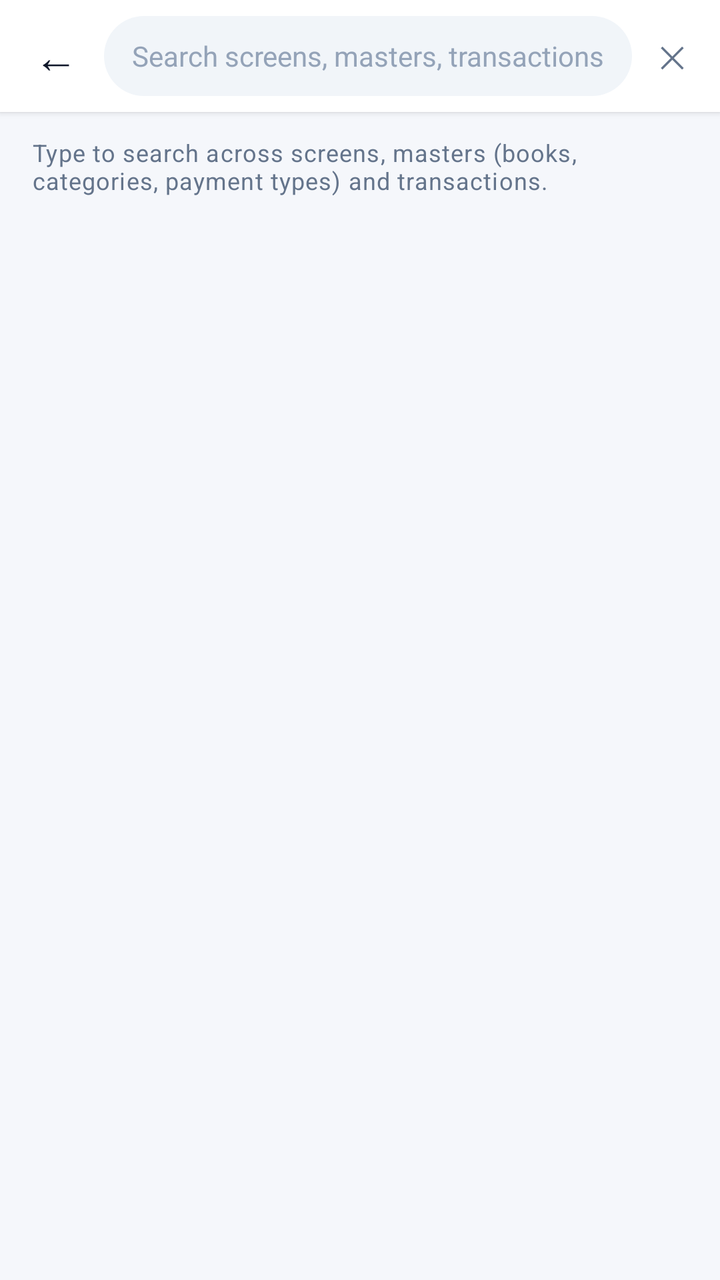
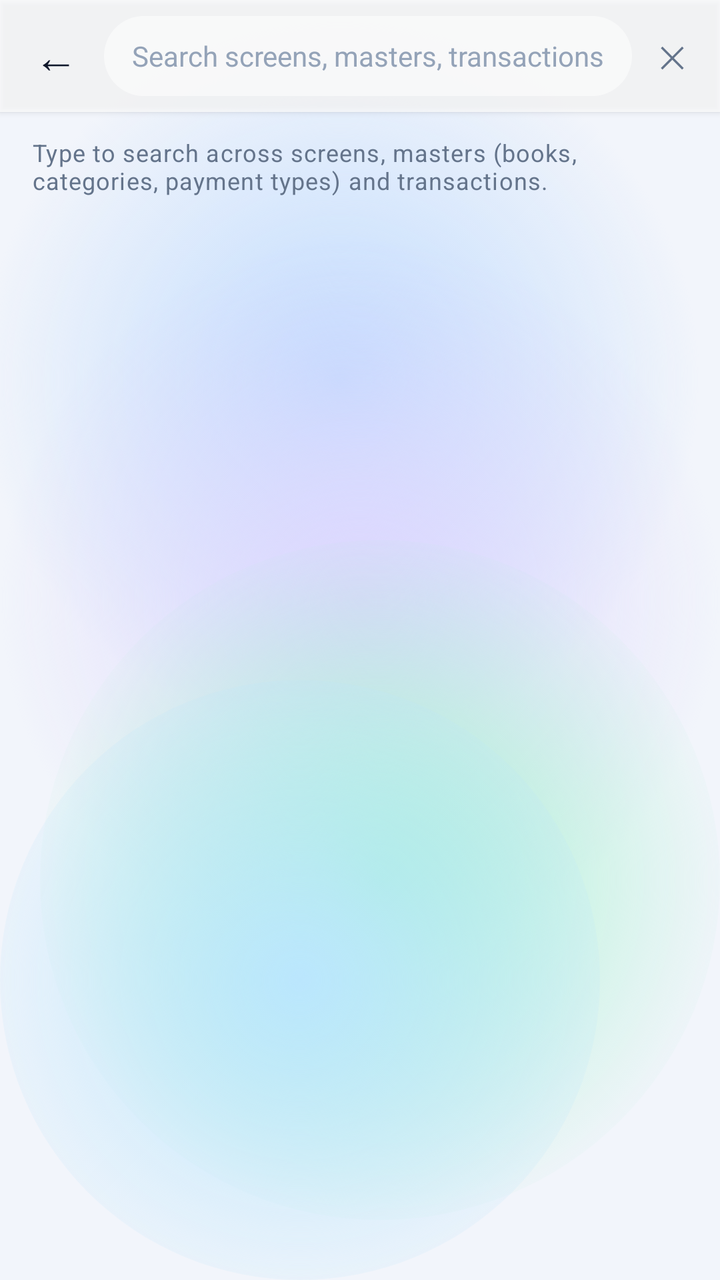

Two renders of the same Android screen: before a commit and after it. Below are the layout's source before the change and the commit's diff.
<!-- AndroidManifest.xml: application theme Theme.ExpenseOS -->
<!-- res/layout/activity_global_search.xml -->
<?xml version="1.0" encoding="utf-8"?>
<LinearLayout xmlns:android="http://schemas.android.com/apk/res/android"
    android:layout_width="match_parent"
    android:layout_height="match_parent"
    android:background="@color/bg"
    android:orientation="vertical">

    <LinearLayout
        android:layout_width="match_parent"
        android:layout_height="56dp"
        android:background="@color/nav_bg"
        android:elevation="2dp"
        android:gravity="center_vertical"
        android:orientation="horizontal"
        android:paddingHorizontal="4dp">

        <TextView
            android:id="@+id/btnGlobalSearchBack"
            android:layout_width="48dp"
            android:layout_height="48dp"
            android:background="?attr/selectableItemBackgroundBorderless"
            android:contentDescription="Back"
            android:gravity="center"
            android:text="←"
            android:textColor="@color/text"
            android:textSize="22sp" />

        <EditText
            android:id="@+id/etGlobalSearch"
            android:layout_width="0dp"
            android:layout_height="40dp"
            android:layout_weight="1"
            android:background="@drawable/bg_search_field"
            android:hint="Search screens, masters, transactions…"
            android:imeOptions="actionSearch"
            android:importantForAutofill="no"
            android:inputType="text"
            android:paddingHorizontal="16dp"
            android:singleLine="true"
            android:textSize="14sp" />

        <TextView
            android:id="@+id/btnGlobalSearchClear"
            android:layout_width="40dp"
            android:layout_height="40dp"
            android:background="?attr/selectableItemBackgroundBorderless"
            android:contentDescription="Clear"
            android:gravity="center"
            android:text="✕"
            android:textColor="@color/text_muted"
            android:textSize="15sp" />
    </LinearLayout>

    <TextView
        android:id="@+id/tvSearchSummary"
        style="@style/Text.BodyMuted"
        android:layout_width="match_parent"
        android:layout_height="wrap_content"
        android:paddingHorizontal="@dimen/space_4"
        android:paddingTop="@dimen/space_3"
        android:text="Type to search across screens, masters (books, categories, payment types) and transactions."
        android:textSize="12sp" />

    <androidx.recyclerview.widget.RecyclerView
        android:id="@+id/rvSearchResults"
        android:layout_width="match_parent"
        android:layout_height="0dp"
        android:layout_weight="1"
        android:clipToPadding="false"
        android:paddingBottom="@dimen/space_6" />

    <TextView
        android:id="@+id/tvSearchEmpty"
        style="@style/Text.BodyMuted"
        android:layout_width="match_parent"
        android:layout_height="wrap_content"
        android:gravity="center"
        android:padding="@dimen/space_6"
        android:text="Type to search."
        android:visibility="gone" />
</LinearLayout>
<!-- resources referenced by this layout -->
<resources>
  <color name="bg">#F5F7FB</color>
  <color name="nav_bg">#FFFFFF</color>
  <style name="Theme.ExpenseOS" parent="Theme.MaterialComponents.DayNight.NoActionBar">
          <item name="colorPrimary">@color/primary</item>
          <item name="colorPrimaryVariant">@color/primary_dark</item>
          <item name="colorPrimaryDark">@color/primary_dark</item>
          <item name="colorOnPrimary">@color/on_primary</item>
          <item name="colorSecondary">@color/secondary</item>
          <item name="colorSecondaryVariant">@color/secondary_dark</item>
          <item name="colorOnSecondary">@color/on_primary</item>
          <item name="colorAccent">@color/primary</item>
          <item name="colorSurface">@color/surface</item>
          <item name="colorOnSurface">@color/text</item>
          <item name="colorOnBackground">@color/text</item>
          <item name="colorError">@color/danger</item>
          <item name="android:colorBackground">@color/bg</item>
          <item name="android:windowBackground">@color/bg</item>
  
          <item name="android:textColorPrimary">@color/text</item>
          <item name="android:textColorSecondary">@color/text_muted</item>
          <item name="android:textColorHint">@color/text_hint</item>
          <item name="android:fontFamily">sans-serif</item>
          <item name="fontFamily">sans-serif</item>
  
          
          <item name="android:statusBarColor">@color/bg</item>
          <item name="android:navigationBarColor">@color/nav_bg</item>
          <item name="android:windowLightStatusBar">true</item>
          <item name="android:windowLightNavigationBar" tools:targetApi="o_mr1">true</item>
          <item name="android:forceDarkAllowed" tools:targetApi="q">false</item>
  
          
          <item name="editTextStyle">@style/Widget.ExpenseOS.EditText</item>
          <item name="materialAlertDialogTheme">@style/ThemeOverlay.ExpenseOS.Dialog</item>
          <item name="bottomSheetDialogTheme">@style/ThemeOverlay.ExpenseOS.BottomSheet</item>
          <item name="materialTimePickerTheme">@style/ThemeOverlay.ExpenseOS.TimePicker</item>
          <item name="android:windowAnimationStyle">@style/Animation.ExpenseOS.Window</item>
          <item name="android:windowActivityTransitions">true</item>
          <item name="android:windowContentTransitions">true</item>
      </style>
  <color name="surface_2">#F1F5F9</color>
  <color name="surface">#FFFFFF</color>
  <!-- unchanged entries left out for length: 26 -->
</resources>

<!-- the commit's change to res/layout/activity_global_search.xml (unified diff, before → after) -->
@@ -2,7 +2,7 @@
 <LinearLayout xmlns:android="http://schemas.android.com/apk/res/android"
     android:layout_width="match_parent"
     android:layout_height="match_parent"
-    android:background="@color/bg"
+    android:background="@android:color/transparent"
     android:orientation="vertical">
 
     <LinearLayout
<!-- resource entries referenced after the edit -->
@@ -1,7 +1,61 @@
 <!-- resources referenced by this layout -->
 <resources>
-  <color name="bg">#F5F7FB</color>
-  <color name="nav_bg">#FFFFFF</color>
+  <color name="bg">#F2F5FB</color>
+  <!-- drawable aurora_bg (drawable) -->
+  <?xml version="1.0" encoding="utf-8"?>
+  <layer-list xmlns:android="http://schemas.android.com/apk/res/android">
+      <item android:drawable="@color/aurora_base" />
+      <item android:width="380dp" android:height="380dp"
+          android:gravity="top|end"
+          android:drawable="@drawable/aurora_blob_blue" />
+      <item android:width="360dp" android:height="360dp"
+          android:gravity="start" android:top="120dp"
+          android:drawable="@drawable/aurora_blob_violet" />
+      <item android:width="340dp" android:height="340dp"
+          android:gravity="bottom|end" android:bottom="30dp"
+          android:drawable="@drawable/aurora_blob_mint" />
+      <item android:width="300dp" android:height="300dp"
+          android:gravity="bottom|start"
+          android:drawable="@drawable/aurora_blob_sky" />
+  </layer-list>
+  <color name="aurora_base">#F2F5FB</color>
+  <!-- drawable aurora_blob_blue (drawable) -->
+  <?xml version="1.0" encoding="utf-8"?>
+  <shape xmlns:android="http://schemas.android.com/apk/res/android" android:shape="oval">
+      <gradient
+          android:type="radial"
+          android:gradientRadius="180dp"
+          android:startColor="#BFDBFE"
+          android:endColor="#00BFDBFE" />
+  </shape>
+  <!-- drawable aurora_blob_violet (drawable) -->
+  <?xml version="1.0" encoding="utf-8"?>
+  <shape xmlns:android="http://schemas.android.com/apk/res/android" android:shape="oval">
+      <gradient
+          android:type="radial"
+          android:gradientRadius="180dp"
+          android:startColor="#DDD6FE"
+          android:endColor="#00DDD6FE" />
+  </shape>
+  <!-- drawable aurora_blob_mint (drawable) -->
+  <?xml version="1.0" encoding="utf-8"?>
+  <shape xmlns:android="http://schemas.android.com/apk/res/android" android:shape="oval">
+      <gradient
+          android:type="radial"
+          android:gradientRadius="180dp"
+          android:startColor="#A7F3D0"
+          android:endColor="#00A7F3D0" />
+  </shape>
+  <!-- drawable aurora_blob_sky (drawable) -->
+  <?xml version="1.0" encoding="utf-8"?>
+  <shape xmlns:android="http://schemas.android.com/apk/res/android" android:shape="oval">
+      <gradient
+          android:type="radial"
+          android:gradientRadius="180dp"
+          android:startColor="#BAE6FD"
+          android:endColor="#00BAE6FD" />
+  </shape>
+  <color name="nav_bg">#B9FFFFFF</color>
   <style name="Theme.ExpenseOS" parent="Theme.MaterialComponents.DayNight.NoActionBar">
           <item name="colorPrimary">@color/primary</item>
           <item name="colorPrimaryVariant">@color/primary_dark</item>
@@ -16,7 +70,7 @@
           <item name="colorOnBackground">@color/text</item>
           <item name="colorError">@color/danger</item>
           <item name="android:colorBackground">@color/bg</item>
-          <item name="android:windowBackground">@color/bg</item>
+          <item name="android:windowBackground">@drawable/aurora_bg</item>
   
           <item name="android:textColorPrimary">@color/text</item>
           <item name="android:textColorSecondary">@color/text_muted</item>
@@ -25,8 +79,8 @@
           <item name="fontFamily">sans-serif</item>
   
           
-          <item name="android:statusBarColor">@color/bg</item>
-          <item name="android:navigationBarColor">@color/nav_bg</item>
+          <item name="android:statusBarColor">@android:color/transparent</item>
+          <item name="android:navigationBarColor">@android:color/transparent</item>
           <item name="android:windowLightStatusBar">true</item>
           <item name="android:windowLightNavigationBar" tools:targetApi="o_mr1">true</item>
           <item name="android:forceDarkAllowed" tools:targetApi="q">false</item>
@@ -40,8 +94,8 @@
           <item name="android:windowActivityTransitions">true</item>
           <item name="android:windowContentTransitions">true</item>
       </style>
-  <color name="surface_2">#F1F5F9</color>
-  <color name="surface">#FFFFFF</color>
+  <color name="surface_2">#8CFFFFFF</color>
+  <color name="surface">#E9FFFFFF</color>
   <!-- unchanged entries left out for length: 26 -->
 </resources>
 
